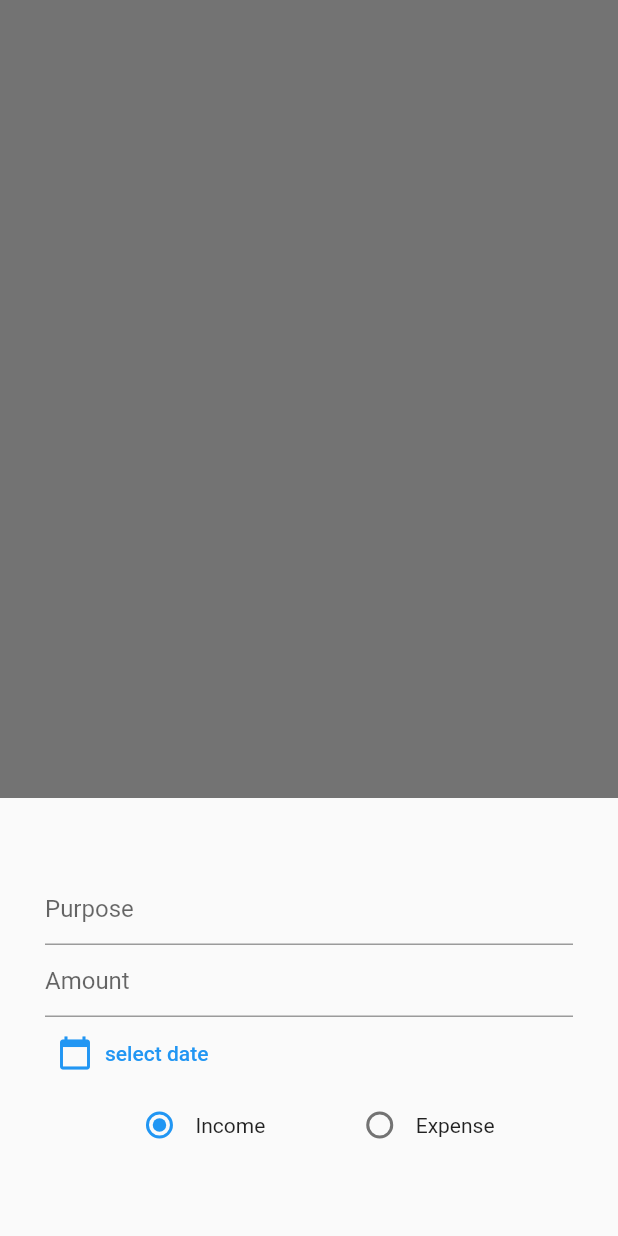
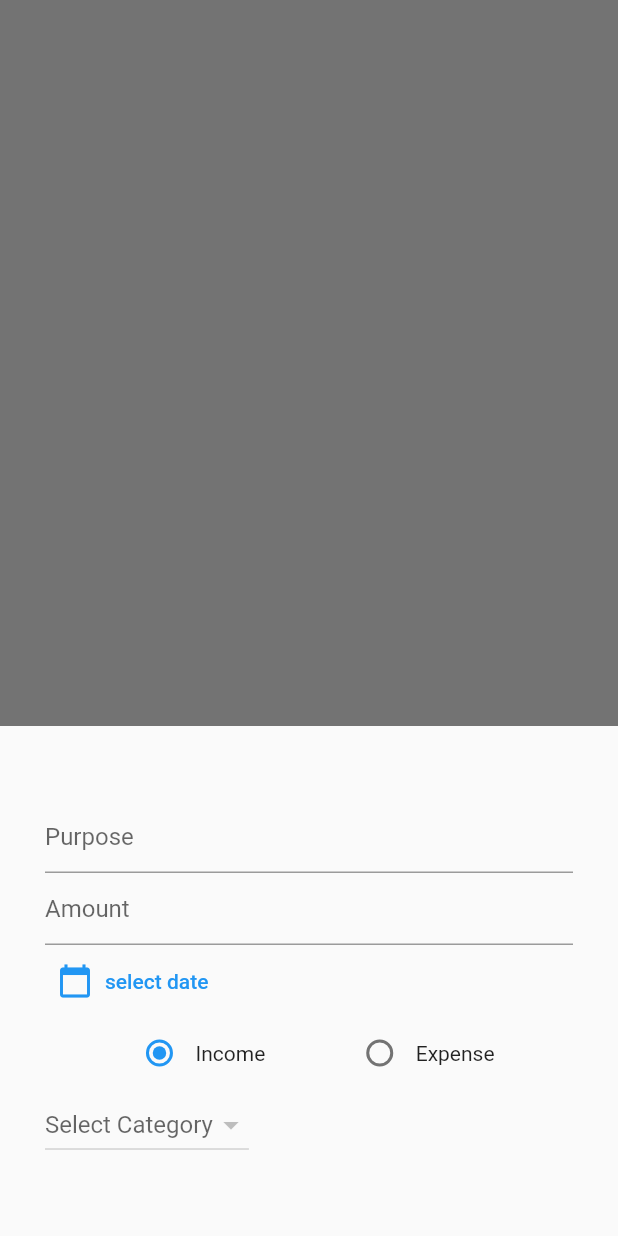
Before and after one commit to jans-johnson/Money_management_application_flutter, a Flutter app: what showTransactionAdd() shows on an empty page, opened directly, on a phone screen of 412 x 824 dp. Run offline on Flutter 3.47's test engine with Material 2 defaults, Android fonts, the phone set to English and light mode, and no system bars; our stand-ins replace hive, hive_flutter; accounts and stored records are empty.

Commit message:
Select Category Dropdown

```diff
--- a/lib/screens/transactions/screen_add_transaction.dart
+++ b/lib/screens/transactions/screen_add_transaction.dart
@@ -4,6 +4,7 @@ import 'package:money_management_application/models/category/category_model.dart
 
 Future<void> showTransactionAdd(BuildContext context) async {
   var _selectedDate = null;
+  var _categoryID = null;
   var _selectedType = CategoryType.income;
   showModalBottomSheet<dynamic>(
       isScrollControlled: true,
@@ -48,7 +49,6 @@ Future<void> showTransactionAdd(BuildContext context) async {
                               : _selectedDate.toString())),
                       Row(
                         mainAxisAlignment: MainAxisAlignment.spaceEvenly,
-
                         children: [
                           Row(
                             children: [
@@ -58,6 +58,7 @@ Future<void> showTransactionAdd(BuildContext context) async {
                                   onChanged: (value) {
                                     setState(() {
                                       _selectedType = CategoryType.income;
+                                      _categoryID = null;
                                     });
                                   }),
                               Text('Income')
@@ -71,6 +72,7 @@ Future<void> showTransactionAdd(BuildContext context) async {
                                   onChanged: (value) {
                                     setState(() {
                                       _selectedType = CategoryType.expense;
+                                      _categoryID = null;
                                     });
                                   }),
                               Text('Expense')
@@ -78,7 +80,24 @@ Future<void> showTransactionAdd(BuildContext context) async {
                           )
                         ],
                       ),
-
+                      DropdownButton(
+                          hint: const Text("Select Category"),
+                          value: _categoryID,
+                          items: (_selectedType == CategoryType.income
+                                  ? CategoryDB().incomeCategoryList
+                                  : CategoryDB().expenseCategoryList)
+                              .value
+                              .map((e) {
+                            return DropdownMenuItem(
+                              child: Text(e.name),
+                              value: e.id,
+                            );
+                          }).toList(),
+                          onChanged: (selectedValue) {
+                            setState(() {
+                              _categoryID = selectedValue;
+                            });
+                          })
                     ],
                   ),
                 )),
```
